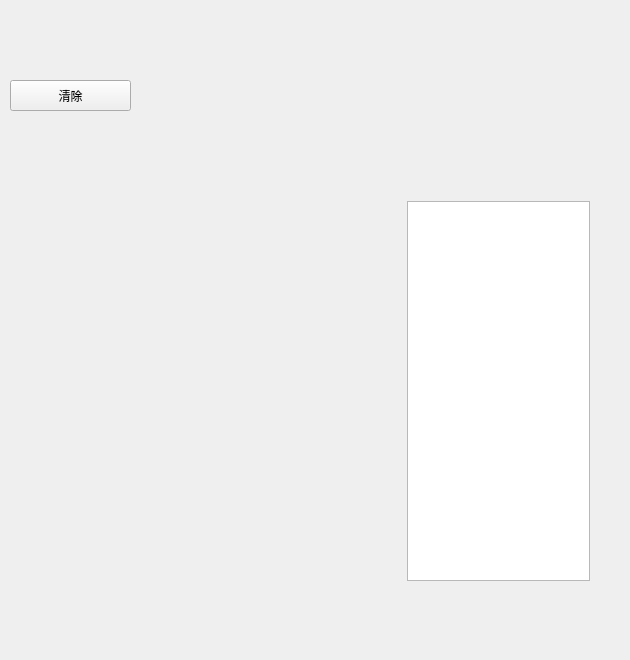
The window that HWR/HWR/hwr.ui (xiaojianwu/HWRDemo) describes before a commit, drawn with Qt 5.
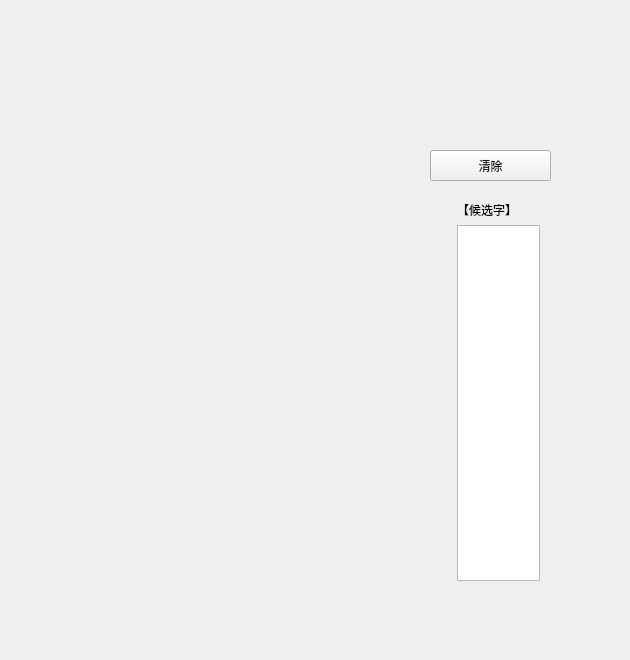
The same window after the commit.

Commit message: 界面完善

Diff of the .ui file:
```diff
--- a/HWR/HWR/hwr.ui
+++ b/HWR/HWR/hwr.ui
@@ -16,8 +16,8 @@
   <widget class="QPushButton" name="pushButton_clear">
    <property name="geometry">
     <rect>
-     <x>10</x>
-     <y>80</y>
+     <x>430</x>
+     <y>150</y>
      <width>121</width>
      <height>31</height>
     </rect>
@@ -29,8 +29,8 @@
   <widget class="QWidget" name="">
    <property name="geometry">
     <rect>
-     <x>0</x>
-     <y>10</y>
+     <x>70</x>
+     <y>20</y>
      <width>431</width>
      <height>22</height>
     </rect>
@@ -62,14 +62,14 @@
   <widget class="QWidget" name="">
    <property name="geometry">
     <rect>
-     <x>-10</x>
+     <x>40</x>
      <y>190</y>
-     <width>611</width>
+     <width>511</width>
      <height>402</height>
     </rect>
    </property>
    <layout class="QHBoxLayout" name="horizontalLayout_2">
-    <item>
+    <item alignment="Qt::AlignTop">
      <widget class="QWidget" name="widget_hwArea" native="true">
       <property name="minimumSize">
        <size>
@@ -80,7 +80,18 @@
      </widget>
     </item>
     <item>
-     <widget class="QListWidget" name="listWidget"/>
+     <layout class="QVBoxLayout" name="verticalLayout">
+      <item>
+       <widget class="QLabel" name="label_2">
+        <property name="text">
+         <string>【候选字】</string>
+        </property>
+       </widget>
+      </item>
+      <item>
+       <widget class="QListWidget" name="listWidget"/>
+      </item>
+     </layout>
     </item>
    </layout>
   </widget>
```
Left out of the diff: 2 changed lines with no effect on the pictures. The commit also changes 2 other files.
